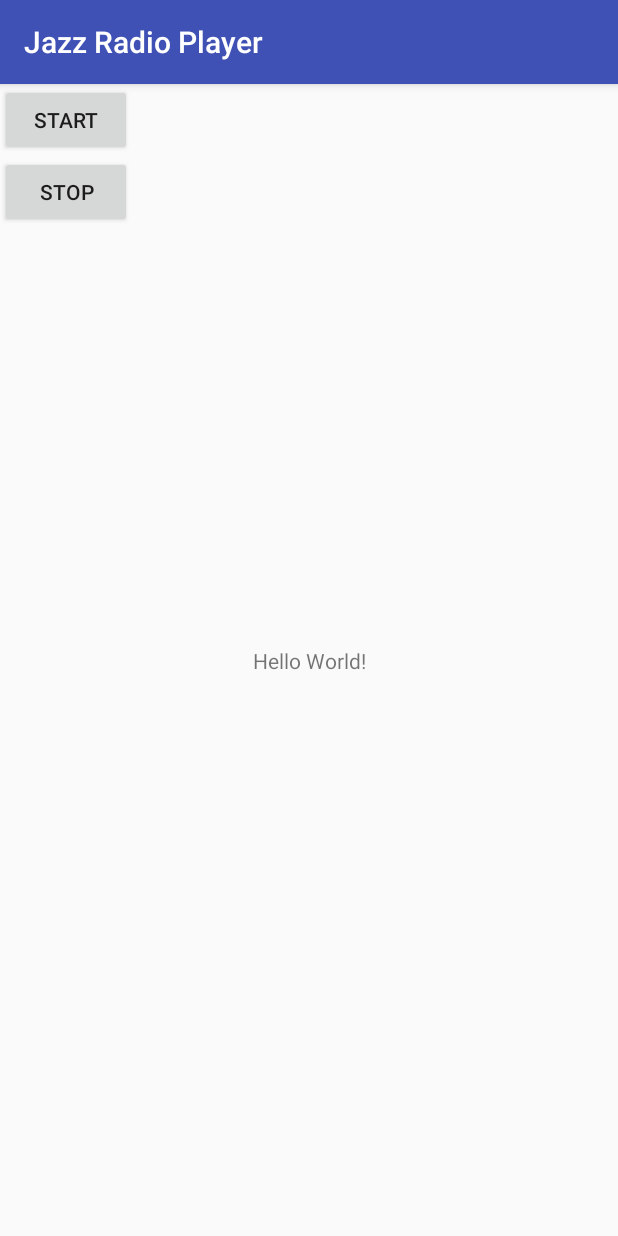
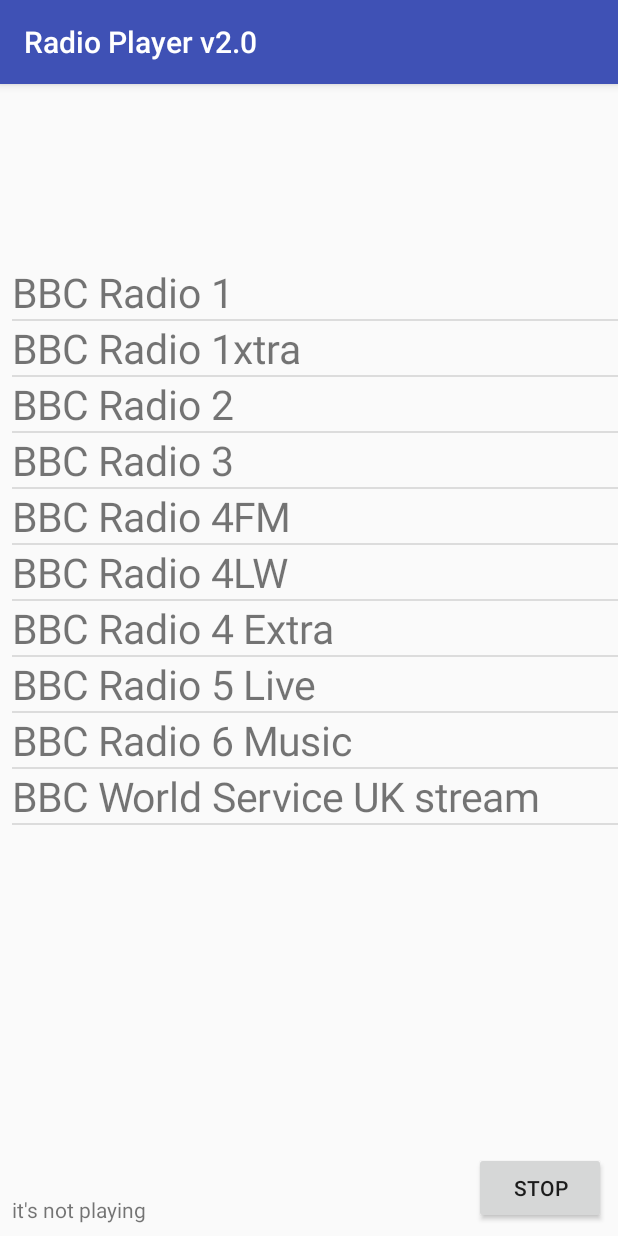
Before and after one commit to kryx07/RadioPlayer, an Android app: the screen it shows after launch (MainActivity), after a tap on "STOP", on a phone screen of 412 x 824 dp. Run offline under Robolectric (Android 15) with nearby library versions, the phone set to English and light mode, and no system bars.

Commit message:
List View layout with sample radio list + button to stop playback + Service Layer to cover radio playback + textview with playback status + Broadcasters to send status from the playback service to MainActivity

```diff
--- a/app/src/main/java/com/example/wd42/myapplication/MainActivity.java
+++ b/app/src/main/java/com/example/wd42/myapplication/MainActivity.java
@@ -1,52 +1,143 @@
 package com.example.wd42.myapplication;
 
+import android.app.Activity;
+import android.content.BroadcastReceiver;
+import android.content.Context;
 import android.content.Intent;
-import android.media.MediaPlayer;
+import android.content.IntentFilter;
+import android.support.v4.content.LocalBroadcastManager;
 import android.support.v7.app.AppCompatActivity;
 import android.os.Bundle;
+import android.util.Log;
 import android.view.View;
-
-import java.io.IOException;
+import android.widget.AdapterView;
+import android.widget.Button;
+import android.widget.ListView;
+import android.widget.TextView;
+import android.widget.Toast;
 
 public class MainActivity extends AppCompatActivity {
 
-    private MediaPlayer mediaPlayer= new MediaPlayer();
+    private ListView radioList;
+    private TextView text;
+    private Button stopButton;
+    private Activity thisActivity;
+    private Radio currentRadio;
+    private RadioAdapter radioAdapter;
+
 
     @Override
     protected void onCreate(Bundle savedInstanceState) {
         super.onCreate(savedInstanceState);
-        setContentView(R.layout.activity_main);;
-        /*fds*/
-    }
+        setContentView(R.layout.activity_main);
 
-    public void onButtonClick(View view) {
-        Intent i = new Intent(this,PlaybackService.class);
-        i.putExtra("playerName","Radio Player");
-        i.putExtra("itemName","Jazz Radio");
+        this.thisActivity = this;
+        this.radioList = (ListView) findViewById(R.id.radioList);
+        this.text = (TextView) findViewById(R.id.currentRadio);
+        this.stopButton = (Button) findViewById(R.id.stopbutton);
 
-        startService(i);//
+        this.text.setText(R.string.not_playing);
 
+
+        this.radioAdapter=new RadioAdapter(this);
+        this.radioList.setAdapter(this.radioAdapter);
+
+        //http://www.suppertime.co.uk/blogmywiki/2015/04/updated-list-of-bbc-network-radio-urls/
+
+        /*this.radioAdapter.add(new Radio("bizon", "http://www.noiseaddicts.com/samples_1w72b820/280.mp3"));
+        this.radioAdapter.add(new Radio("borsuk", "http://www.noiseaddicts.com/samples_1w72b820/275.mp3"));*/
+        this.radioAdapter.add(new Radio("BBC Radio 1", "http://bbcmedia.ic.llnwd.net/stream/bbcmedia_radio1_mf_p"));
+        this.radioAdapter.add(new Radio("BBC Radio 1xtra", "http://bbcmedia.ic.llnwd.net/stream/bbcmedia_radio1xtra_mf_p"));
+        this.radioAdapter.add(new Radio("BBC Radio 2", "http://bbcmedia.ic.llnwd.net/stream/bbcmedia_radio2_mf_p"));
+        this.radioAdapter.add(new Radio("BBC Radio 3", "http://bbcmedia.ic.llnwd.net/stream/bbcmedia_radio3_mf_p"));
+        this.radioAdapter.add(new Radio("BBC Radio 4FM", "http://bbcmedia.ic.llnwd.net/stream/bbcmedia_radio4fm_mf_p"));
+        this.radioAdapter.add(new Radio("BBC Radio 4LW", "http://bbcmedia.ic.llnwd.net/stream/bbcmedia_radio4lw_mf_p"));
+        this.radioAdapter.add(new Radio("BBC Radio 4 Extra", "http://bbcmedia.ic.llnwd.net/stream/bbcmedia_radio4extra_mf_p"));
+        this.radioAdapter.add(new Radio("BBC Radio 5 Live", "http://bbcmedia.ic.llnwd.net/stream/bbcmedia_radio5live_mf_p"));
+        this.radioAdapter.add(new Radio("BBC Radio 6 Music", "http://bbcmedia.ic.llnwd.net/stream/bbcmedia_6music_mf_p"));
+        this.radioAdapter.add(new Radio("BBC World Service UK stream"   , "http://bbcwssc.ic.llnwd.net/stream/bbcwssc_mp1_ws-eieuk"));
+
+
+        BroadcastReceiver loadingReceiver = new BroadcastReceiver() {
+            @Override
+            public void onReceive(Context context, Intent intent) {
+                text.setText(R.string.loading);
+            }
+        };
+        BroadcastReceiver stoppingReceiver = new BroadcastReceiver() {
+            @Override
+            public void onReceive(Context context, Intent intent) {
+                text.setText(R.string.not_playing);
+            }
+        };
+        BroadcastReceiver playingReceiver = new BroadcastReceiver() {
+            @Override
+            public void onReceive(Context context, Intent intent) {
+                text.setText(R.string.playing);
+            }
+        };
+
+        LocalBroadcastManager
+                .getInstance(this)
+                .registerReceiver(loadingReceiver, new IntentFilter("LOADING"));
+
+        LocalBroadcastManager
+                .getInstance(this)
+                .registerReceiver(stoppingReceiver, new IntentFilter("STOPPING"));
+
+        LocalBroadcastManager
+                .getInstance(this)
+                .registerReceiver(playingReceiver, new IntentFilter("PLAYING"));
+
+        this.radioList.setOnItemClickListener(new AdapterView.OnItemClickListener() {
+            @Override
+            public void onItemClick(AdapterView<?> parent, View view, int position, long id) {
+                Radio radio =(Radio) parent.getItemAtPosition(position);
+
+                Intent intent = new Intent(thisActivity,PlaybackService.class);
+                intent.putExtra("ADDRESS", radio.getAddress());
+
+                startService(intent);
+            }
+        });
 
     }
 
-    public void onStopClick(View view) {
-        Intent i = new Intent(this,PlaybackService.class);
-        stopService(i);
+    public void stopPlayback(View view){
+        Intent intent = new Intent(this, PlaybackService.class);
+        stopService(intent);
+    }
+
+   /* public void onButtonClick(View view) {
+        Intent intent = new Intent(this, PlaybackService.class);
+        intent.putExtra("ADDRESS",currentRadio.getAddress());
+
+        startService(intent);
 
 
+    }*/
+
+  /*  public void readList() {
+        radioList.setOnItemClickListener(new AdapterView.OnItemClickListener() {
+            @Override
+            public void onItemClick(AdapterView<?> parent, View view, int position, long id) {
+                currentRadio = (Radio) parent.getItemAtPosition(position);
+                text.setText(currentRadio.getName());
+            }
+        });
+    }
+*/
+
+    private void logDebug(String msg) {
+        Log.e(this.getClass().getSimpleName(), msg);
     }
 
 
-   /*     try {
-            mediaPlayer.setDataSource("http://radiojazzfm.radiokitstream.org/radiojazzfm.mp3");
-            mediaPlayer.prepare();
-            mediaPlayer.start();
-        } catch (IOException e) {
-            e.printStackTrace();
-        }
+    private void makeShortToast(String string) {
+        Toast.makeText(this, string, Toast.LENGTH_SHORT).show();
     }
 
-    public void onButtonClickStop(View view){
-        mediaPlayer.stop();
-    }*/
+
+
+
 }
--- /dev/null
+++ b/app/src/main/java/com/example/wd42/myapplication/Radio.java
@@ -0,0 +1,32 @@
+package com.example.wd42.myapplication;
+
+/**
+ * Created by wd42 on 17.05.17.
+ */
+
+public class Radio {
+
+    private String name;
+    private String address;
+
+    public Radio(String name, String address) {
+        this.name = name;
+        this.address = address;
+    }
+
+    public String getName() {
+        return name;
+    }
+
+    public void setName(String name) {
+        this.name = name;
+    }
+
+    public String getAddress() {
+        return address;
+    }
+
+    public void setAddress(String address) {
+        this.address = address;
+    }
+}
--- /dev/null
+++ b/app/src/main/java/com/example/wd42/myapplication/RadioAdapter.java
@@ -0,0 +1,34 @@
+package com.example.wd42.myapplication;
+
+import android.content.Context;
+import android.support.annotation.LayoutRes;
+import android.support.annotation.NonNull;
+import android.view.LayoutInflater;
+import android.view.View;
+import android.view.ViewGroup;
+import android.widget.ArrayAdapter;
+import android.widget.TextView;
+
+/**
+ * Created by wd42 on 17.05.17.
+ */
+
+public class RadioAdapter extends ArrayAdapter<Radio> {
+
+    public RadioAdapter(@NonNull Context context) {
+        super(context, R.layout.text_layout);
+    }
+
+
+    @Override
+    public View getView(int position, View convertView, ViewGroup parent) {
+        Radio radio = (Radio) getItem(position);
+
+        TextView textView = new TextView(getContext());
+        textView.setText(radio.getName());
+        textView.setTextSize(27);
+
+
+        return textView;
+    }
+}
--- a/app/src/main/res/layout/activity_main.xml
+++ b/app/src/main/res/layout/activity_main.xml
@@ -6,43 +6,40 @@
     android:layout_height="match_parent"
     tools:context="com.example.wd42.myapplication.MainActivity">
 
-    <TextView
+    <Button
+        android:id="@+id/stopbutton"
         android:layout_width="wrap_content"
         android:layout_height="wrap_content"
-        android:text="Hello World!"
+        android:onClick="stopPlayback"
+        android:text="Stop"
+        tools:ignore="MissingConstraints"
         app:layout_constraintBottom_toBottomOf="parent"
+        android:layout_marginBottom="8dp"
+        android:layout_marginRight="8dp"
+        app:layout_constraintRight_toRightOf="parent"
+        android:layout_marginEnd="8dp" />
+
+    <TextView
+        android:id="@+id/currentRadio"
+        android:layout_width="wrap_content"
+        android:layout_height="wrap_content"
+        app:layout_constraintBottom_toBottomOf="parent"
+        android:layout_marginBottom="8dp"
+        android:layout_marginLeft="8dp"
+        app:layout_constraintLeft_toLeftOf="parent"
+        android:layout_marginStart="8dp" />
+
+    <ListView
+
+        android:id="@+id/radioList"
+        android:layout_width="0dp"
+        android:layout_height="471dp"
+        android:layout_marginLeft="8dp"
+        app:layout_constraintTop_toTopOf="parent"
         app:layout_constraintLeft_toLeftOf="parent"
         app:layout_constraintRight_toRightOf="parent"
-        app:layout_constraintTop_toTopOf="parent" />
-
-    <GridLayout
-        android:layout_width="138dp"
-        android:layout_height="495dp"
-        tools:layout_editor_absoluteX="8dp"
-        tools:layout_editor_absoluteY="8dp">
-
-        <Button
-            android:id="@+id/startbutton"
-            android:layout_width="wrap_content"
-            android:layout_height="wrap_content"
-            android:onClick="onButtonClick"
-            android:text="Start"
-            tools:ignore="MissingConstraints"
-            tools:layout_editor_absoluteX="128dp"
-            tools:layout_editor_absoluteY="84dp" />
-
-        <Button
-            android:id="@+id/stopbutton"
-            android:layout_width="wrap_content"
-            android:layout_height="wrap_content"
-            android:layout_column="0"
-            android:layout_row="1"
-            android:onClick="onStopClick"
-            android:text="Stop"
-            tools:ignore="MissingConstraints"
-            tools:layout_editor_absoluteX="28dp"
-            tools:layout_editor_absoluteY="16dp" />
-    </GridLayout>
+        android:layout_marginBottom="0dp"
+        app:layout_constraintBottom_toTopOf="@+id/stopbutton" />
 
 
 </android.support.constraint.ConstraintLayout>
--- a/app/src/main/res/values/strings.xml
+++ b/app/src/main/res/values/strings.xml
@@ -1,3 +1,6 @@
 <resources>
-    <string name="app_name">Jazz Radio Player</string>
+    <string name="app_name">Radio Player v2.0</string>
+    <string name="loading">it\'s loading</string>
+    <string name="playing">it\'s playing</string>
+    <string name="not_playing">it\'s not playing</string>
 </resources>
```
Also changed, not shown: app/src/main/java/com/example/wd42/myapplication/PlaybackService.java (+76 -40 lines), app/src/main/res/layout/text_layout.xml (added, +26 -0 lines).
